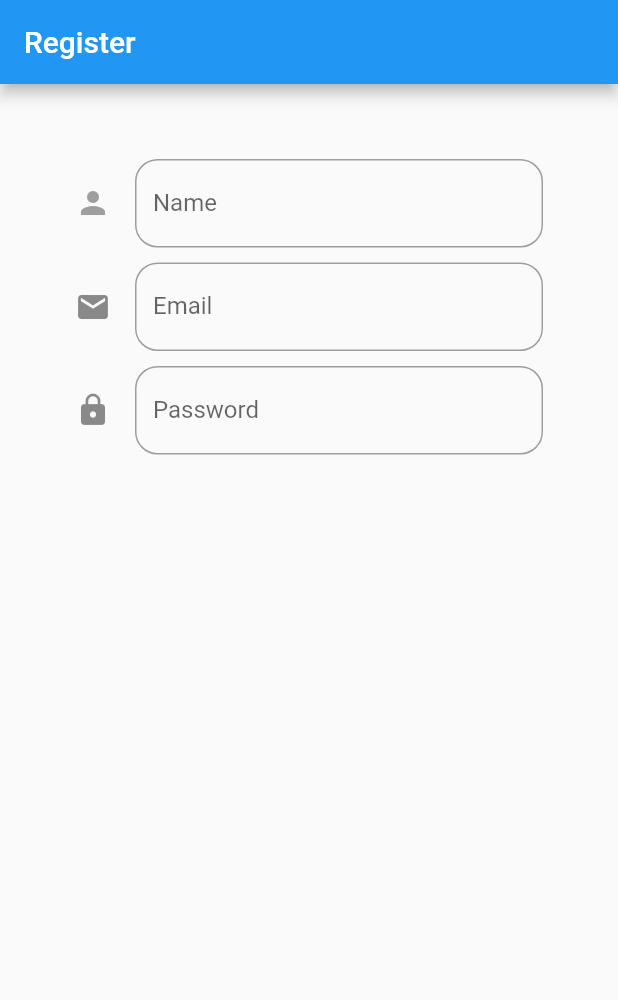
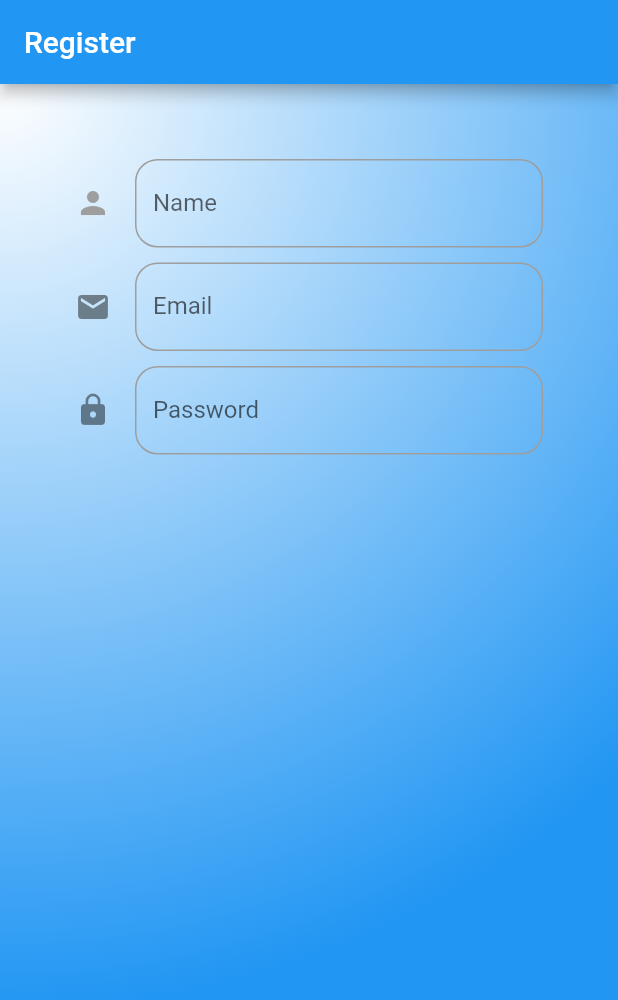
Before and after one commit to tlnattaweekan/tlFirebase, a Flutter app: the screen it shows after launch, on a phone screen of 412 x 824 dp. Shown: the top 1000 px of the screen. Run offline on Flutter 3.47's test engine with Material 2 defaults, Android fonts, the phone set to English and light mode, and no system bars.

Commit message:
finish UI Register

```diff
--- a/lib/screens/register.dart
+++ b/lib/screens/register.dart
@@ -13,7 +13,8 @@ class _RegisterState extends State<Register> {
               borderRadius: BorderRadius.circular(15.0),
               borderSide: BorderSide(width: 1.0, color: Colors.grey)),
           labelText: 'Password',
-          hintText: 'More 6 Charactor', icon: Icon(Icons.lock)),
+          hintText: 'More 6 Charactor',
+          icon: Icon(Icons.lock)),
     );
   }
 
@@ -51,6 +52,11 @@ class _RegisterState extends State<Register> {
         title: Text('Register'),
       ),
       body: Container(
+        decoration: BoxDecoration(
+            gradient: RadialGradient(
+                colors: [Colors.white, Colors.blue],
+                radius: 1.5,
+                center: Alignment(-1, -1))),
         padding: EdgeInsets.all(50.0),
         child: Column(
           children: <Widget>[
```
